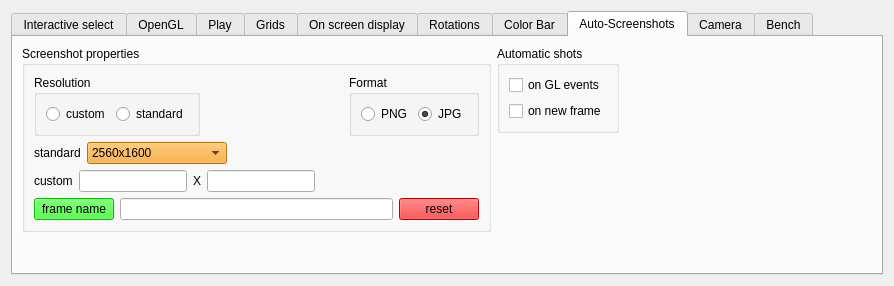
The window that src/formoptions.ui (jcldc/glnemo2) describes before a commit, drawn with Qt 5.
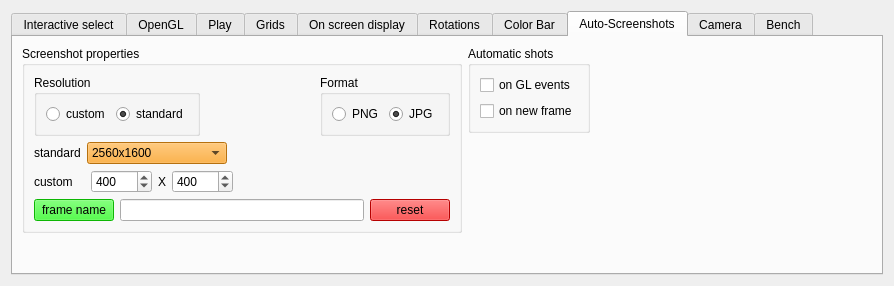
The same window after the commit. The open tabs and pages were chosen to show the change. Icons and pictures are not drawn.

Commit message: fix and polish auto screenshots for custom resolution

```diff
--- a/src/formoptions.ui
+++ b/src/formoptions.ui
@@ -6035,6 +6035,9 @@
                  <property name="text">
                   <string>standard</string>
                  </property>
+                 <property name="checked">
+                  <bool>true</bool>
+                 </property>
                 </widget>
                </item>
               </layout>
@@ -6595,17 +6598,40 @@
              </widget>
             </item>
             <item>
-             <widget class="QLineEdit" name="lineEdit"/>
+             <widget class="QSpinBox" name="custom_width">
+              <property name="maximum">
+               <number>10000</number>
+              </property>
+              <property name="value">
+               <number>400</number>
+              </property>
+             </widget>
             </item>
             <item>
              <widget class="QLabel" name="label_30">
+              <property name="sizePolicy">
+               <sizepolicy hsizetype="Fixed" vsizetype="Preferred">
+                <horstretch>0</horstretch>
+                <verstretch>0</verstretch>
+               </sizepolicy>
+              </property>
               <property name="text">
                <string>X</string>
               </property>
+              <property name="alignment">
+               <set>Qt::AlignCenter</set>
+              </property>
              </widget>
             </item>
             <item>
-             <widget class="QLineEdit" name="lineEdit_2"/>
+             <widget class="QSpinBox" name="custom_height">
+              <property name="maximum">
+               <number>10000</number>
+              </property>
+              <property name="value">
+               <number>400</number>
+              </property>
+             </widget>
             </item>
            </layout>
           </item>
```
Left out of the diff: 183 changed lines with no effect on the pictures. The commit also changes 4 other files.
